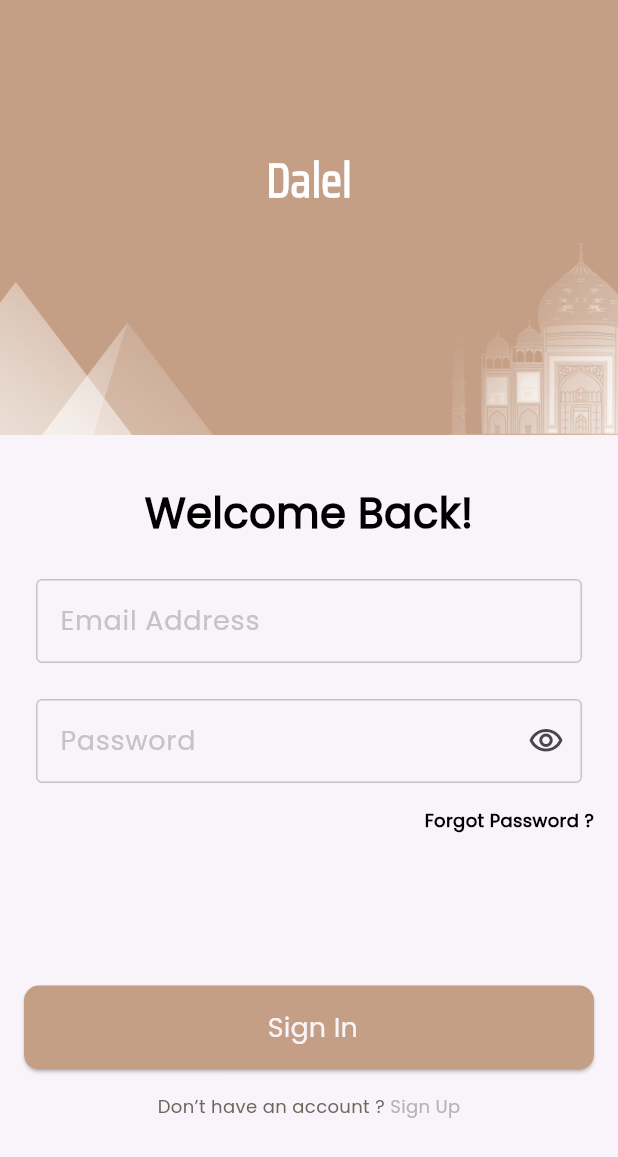
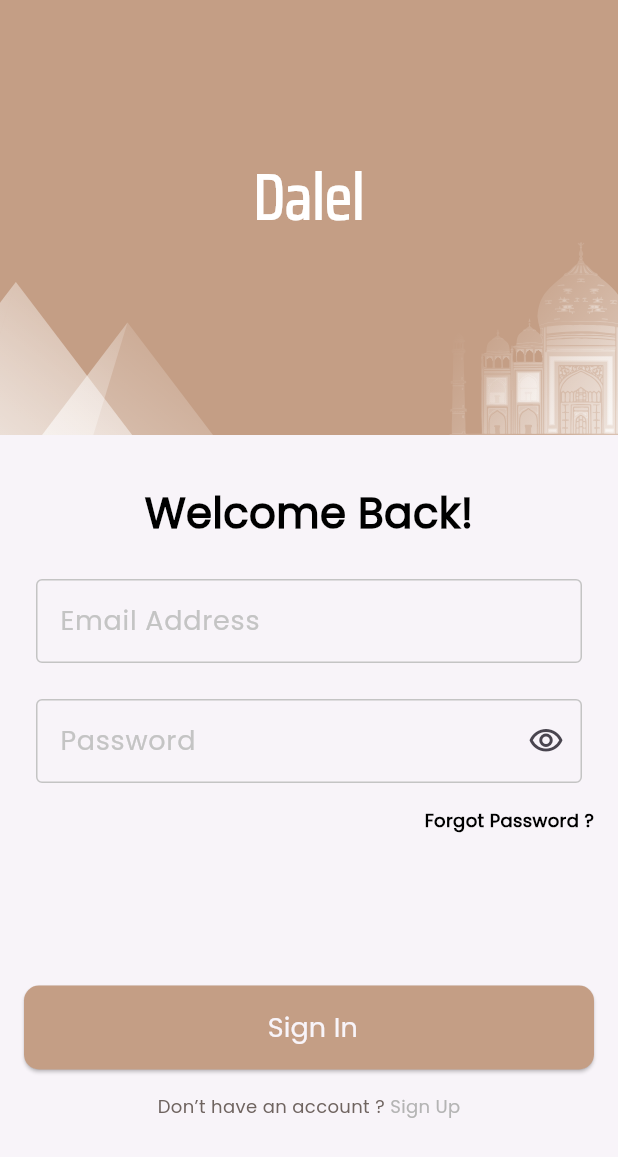
Before and after one commit to aliabdelnaby/dalel_App, a Flutter app: the SignInView screen opened by its route, on a phone screen of 412 x 824 dp. Shown: the top 1157 px of the screen. Run offline on Flutter 3.47's test engine with Material 3 defaults, Android fonts, the phone set to English and light mode, and no system bars; our stand-ins replace cloud_firestore, firebase_auth, firebase_core, flutter_bloc, flutter_svg, fluttertoast and 3 more; accounts and stored records are empty.

Commit message:
Add cloud_firestore & Finish Auth Feature

```diff
--- a/lib/core/utils/app_text_style.dart
+++ b/lib/core/utils/app_text_style.dart
@@ -41,9 +41,9 @@ abstract class CustomTextStyle {
     fontFamily: 'Poppins',
     color: AppColors.deepGrey,
   );
-  static const saira700style32 = TextStyle(
-    fontSize: 32,
-    fontWeight: FontWeight.w700,
+  static const saira700style42 = TextStyle(
+    fontSize: 42,
+    fontWeight: FontWeight.bold,
     fontFamily: 'Saira',
     color: Colors.white,
   );
--- a/lib/features/auth/presentation/widgets/welcome_panner.dart
+++ b/lib/features/auth/presentation/widgets/welcome_panner.dart
@@ -20,9 +20,8 @@ class WelcomePanner extends StatelessWidget {
         children: [
           const Text(
             AppStrings.appName,
-            style: CustomTextStyle.saira700style32,
+            style: CustomTextStyle.saira700style42,
           ),
-          const SizedBox(height: 18),
           Row(
             mainAxisAlignment: MainAxisAlignment.spaceBetween,
             crossAxisAlignment: CrossAxisAlignment.end,
--- a/pubspec.yaml
+++ b/pubspec.yaml
@@ -29,6 +29,7 @@ environment:
 # the latest version available on pub.dev. To see which dependencies have newer
 # versions available, run `flutter pub outdated`.
 dependencies:
+  cloud_firestore: ^4.9.3
   cupertino_icons: ^1.0.2
   firebase_auth: ^4.10.0
   firebase_core: ^2.16.0
```
Also changed, not shown: lib/features/auth/presentation/auth_cubit/cubit/auth_cubit.dart (+12 -1 lines), pubspec.lock, 2 other files.
